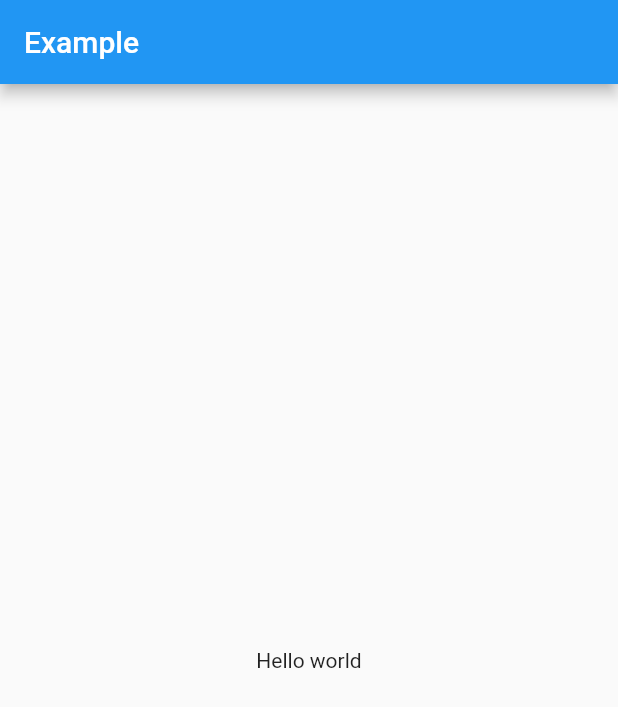
After one commit to jiyeonjoy/flutter_riverpod_app, a Flutter app: the screen it shows after launch, on a phone screen of 412 x 824 dp. The commit adds this screen. Shown: the top 707 px of the screen. Run offline on Flutter 3.47's test engine with Material 2 defaults, Android fonts, the phone set to English and light mode, and no system bars; our stand-ins replace flutter_riverpod, riverpod_annotation; generated files the repository leaves out were written again.

Commit message:
added hello_world app

```diff
--- /dev/null
+++ b/lib/hello_world/hello_world_app.dart
@@ -0,0 +1,42 @@
+import 'package:flutter/material.dart';
+import 'package:flutter_riverpod/flutter_riverpod.dart';
+import 'package:riverpod_annotation/riverpod_annotation.dart';
+
+part 'hello_world_app.g.dart';
+
+// We create a "provider", which will store a value (here "Hello world").
+// By using a provider, this allows us to mock/override the value exposed.
+@riverpod
+String helloWorld(HelloWorldRef ref) {
+  return 'Hello world';
+}
+
+void runHelloWorldApp() {
+  runApp(
+    // For widgets to be able to read providers, we need to wrap the entire
+    // application in a "ProviderScope" widget.
+    // This is where the state of our providers will be stored.
+    const ProviderScope(
+      child: HelloWorldApp(),
+    ),
+  );
+}
+
+// Extend ConsumerWidget instead of StatelessWidget, which is exposed by Riverpod
+class HelloWorldApp extends ConsumerWidget {
+  const HelloWorldApp({super.key});
+
+  @override
+  Widget build(BuildContext context, WidgetRef ref) {
+    final String value = ref.watch(helloWorldProvider);
+
+    return MaterialApp(
+      home: Scaffold(
+        appBar: AppBar(title: const Text('Example')),
+        body: Center(
+          child: Text(value),
+        ),
+      ),
+    );
+  }
+}
--- a/lib/main.dart
+++ b/lib/main.dart
@@ -1,42 +1,5 @@
-import 'package:flutter/material.dart';
-import 'package:flutter_riverpod/flutter_riverpod.dart';
-import 'package:riverpod_annotation/riverpod_annotation.dart';
-
-part 'main.g.dart';
-
-// We create a "provider", which will store a value (here "Hello world").
-// By using a provider, this allows us to mock/override the value exposed.
-@riverpod
-String helloWorld(HelloWorldRef ref) {
-  return 'Hello world';
-}
+import 'package:flutter_riverpod_app/hello_world/hello_world_app.dart';
 
 void main() {
-  runApp(
-    // For widgets to be able to read providers, we need to wrap the entire
-    // application in a "ProviderScope" widget.
-    // This is where the state of our providers will be stored.
-    const ProviderScope(
-      child: MyApp(),
-    ),
-  );
+  runHelloWorldApp();
 }
-
-// Extend ConsumerWidget instead of StatelessWidget, which is exposed by Riverpod
-class MyApp extends ConsumerWidget {
-  const MyApp({super.key});
-
-  @override
-  Widget build(BuildContext context, WidgetRef ref) {
-    final String value = ref.watch(helloWorldProvider);
-
-    return MaterialApp(
-      home: Scaffold(
-        appBar: AppBar(title: const Text('Example')),
-        body: Center(
-          child: Text(value),
-        ),
-      ),
-    );
-  }
-}
```
Also changed, not shown: lib/hello_world/hello_world_app.g.dart, 1 other file.
